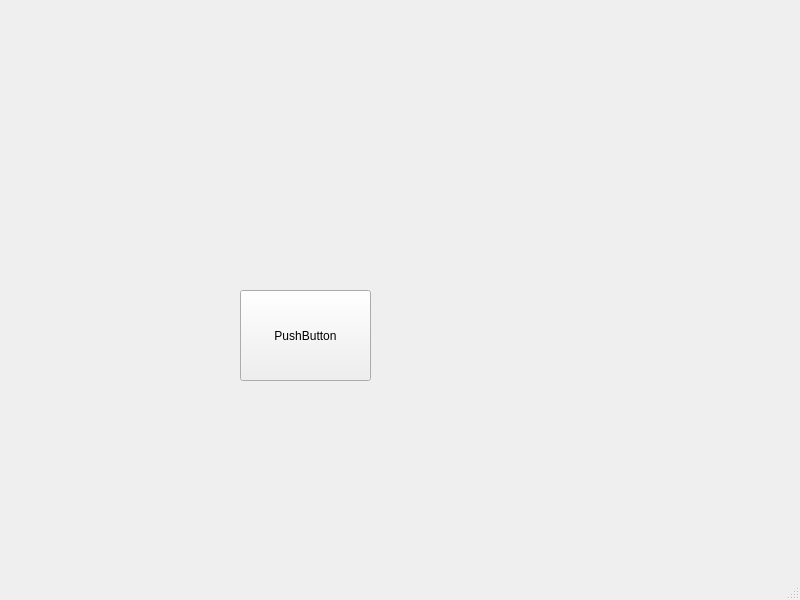
The window that mainwindow.ui (xzbey/calculator) describes before a commit, drawn with Qt 5.
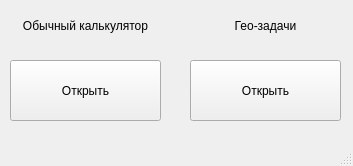
The same window after the commit.

Diff of the .ui file:
```diff
--- a/mainwindow.ui
+++ b/mainwindow.ui
@@ -6,8 +6,8 @@
    <rect>
     <x>0</x>
     <y>0</y>
-    <width>800</width>
-    <height>600</height>
+    <width>353</width>
+    <height>166</height>
    </rect>
   </property>
   <property name="windowTitle">
@@ -17,14 +17,59 @@
    <widget class="QPushButton" name="pB_open_geocalculator">
     <property name="geometry">
      <rect>
-      <x>240</x>
-      <y>290</y>
-      <width>131</width>
-      <height>91</height>
+      <x>190</x>
+      <y>60</y>
+      <width>151</width>
+      <height>61</height>
      </rect>
     </property>
     <property name="text">
-     <string>PushButton</string>
+     <string>Открыть</string>
+    </property>
+   </widget>
+   <widget class="QPushButton" name="pB_open_calculator">
+    <property name="geometry">
+     <rect>
+      <x>10</x>
+      <y>60</y>
+      <width>151</width>
+      <height>61</height>
+     </rect>
+    </property>
+    <property name="text">
+     <string>Открыть</string>
+    </property>
+   </widget>
+   <widget class="QLabel" name="label">
+    <property name="geometry">
+     <rect>
+      <x>10</x>
+      <y>10</y>
+      <width>151</width>
+      <height>31</height>
+     </rect>
+    </property>
+    <property name="text">
+     <string>Обычный калькулятор</string>
+    </property>
+    <property name="alignment">
+     <set>Qt::AlignmentFlag::AlignCenter</set>
+    </property>
+   </widget>
+   <widget class="QLabel" name="label_2">
+    <property name="geometry">
+     <rect>
+      <x>190</x>
+      <y>10</y>
+      <width>151</width>
+      <height>31</height>
+     </rect>
+    </property>
+    <property name="text">
+     <string>Гео-задачи</string>
+    </property>
+    <property name="alignment">
+     <set>Qt::AlignmentFlag::AlignCenter</set>
     </property>
    </widget>
   </widget>
```
Left out of the diff: 2 changed lines with no effect on the pictures.
